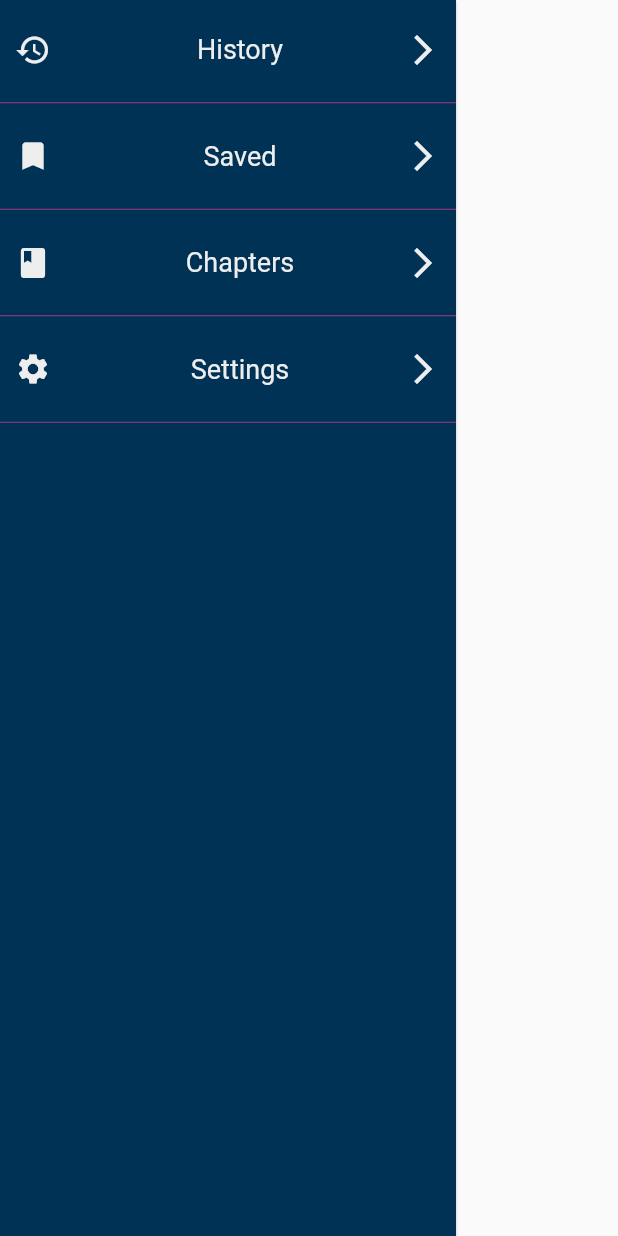
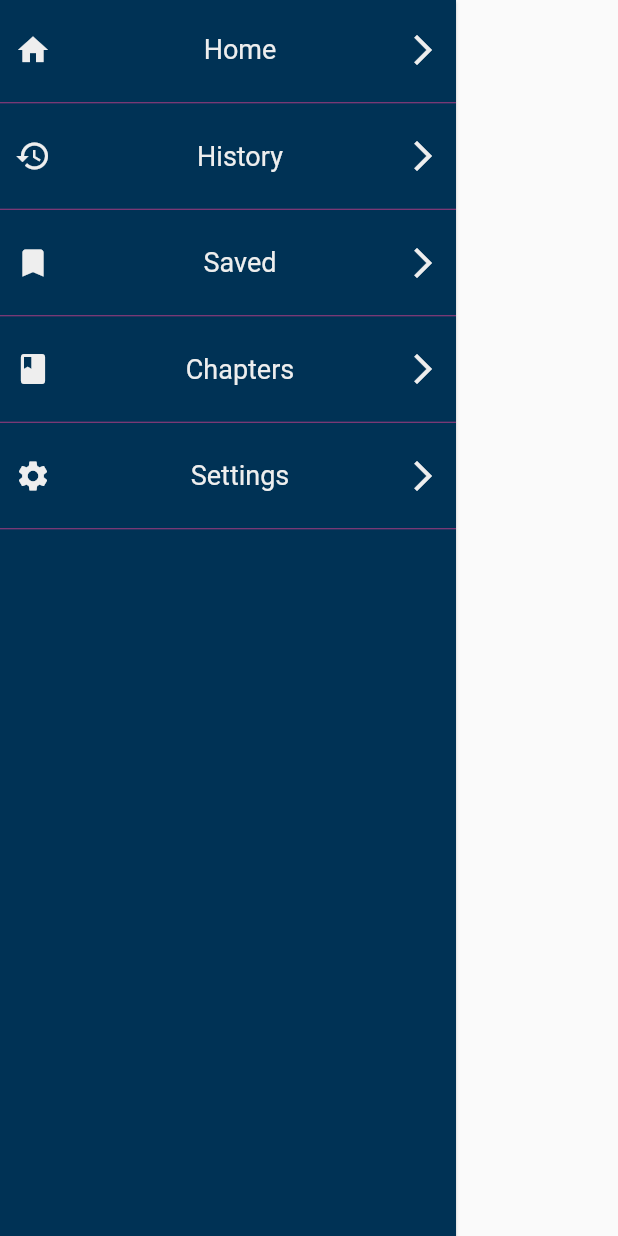
Before and after one commit to COS301-SE-2022/MathU-Similarity-Index, a Flutter app: the NavigationDrawer widget shown alone on an empty page, opened directly, on a phone screen of 412 x 824 dp. Run offline on Flutter 3.47's test engine with Material 2 defaults, Android fonts, the phone set to English and light mode, and no system bars; missing offline and left inert: dart:html, flutter_tex, math_keyboard.

Commit message:
💄 (UI): Added routing to home page

```diff
--- a/packages/client/lib/NavigationDrawer.dart
+++ b/packages/client/lib/NavigationDrawer.dart
@@ -22,6 +22,27 @@ class _NavigationDrawerState extends State<NavigationDrawer> {
       elevation: 1.0,
       child: ListView(
         children: [
+          ListTile(
+            contentPadding: EdgeInsets.fromLTRB(10, 5, 10, 5),
+            onTap: goToHomePage,
+            title: Text(
+              'Home',
+              style: TextStyle(color: Colors.grey[200], fontSize: 18.0),
+              textAlign: TextAlign.center,
+            ),
+            trailing: Icon(
+              Icons.arrow_forward_ios,
+              color: Colors.grey[200],
+            ),
+            leading: Icon(
+              Icons.home,
+              color: Colors.grey[200],
+            ),
+          ),
+          Divider(
+            height: 5.0,
+            color: Color(0xFFA23B80),
+          ),
           ListTile(
             contentPadding: EdgeInsets.fromLTRB(10, 5, 10, 5),
             onTap: goToHistoryPage,
@@ -112,6 +133,10 @@ class _NavigationDrawerState extends State<NavigationDrawer> {
   }
 
   //Methods
+  goToHomePage() {
+    Navigator.pushNamed(context, '/home.dart');
+  }
+
   goToHistoryPage() {}
 
   goToSavedPage() {
```
